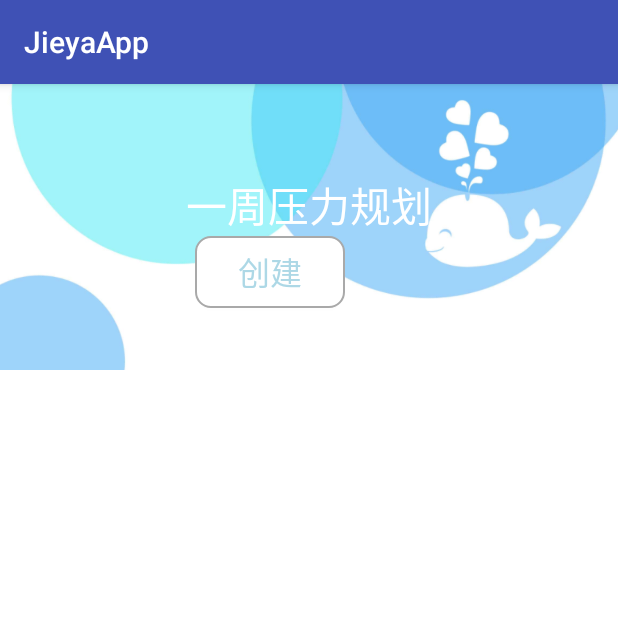
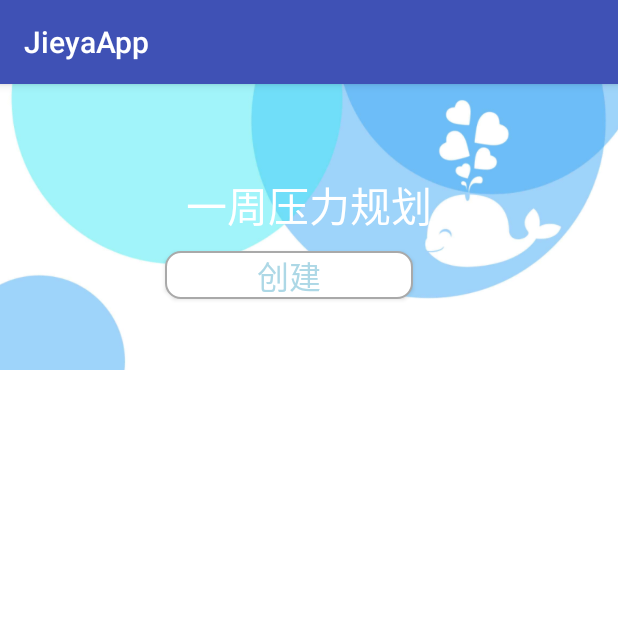
Before and after one commit to uchiyamakoki/Biyesheji, an Android app: the fragment DealFragment shown on its own in the app's theme, on a phone screen of 412 x 824 dp, the top half of it. Run offline under Robolectric (Android 15) with nearby library versions, the phone set to English and light mode, and no system bars.

Commit message:
一周的计划

```diff
--- a/app/src/main/AndroidManifest.xml
+++ b/app/src/main/AndroidManifest.xml
@@ -9,7 +9,7 @@
         android:supportsRtl="true"
         android:theme="@style/AppTheme">
         <activity
-            android:name=".Welcome"
+            android:name=".view.activity.Welcome"
             android:label="@string/app_name"
             android:theme="@android:style/Theme.NoTitleBar.Fullscreen">
             <intent-filter>
@@ -18,9 +18,11 @@
                 <category android:name="android.intent.category.LAUNCHER" />
             </intent-filter>
         </activity>
-        <activity android:name=".MainActivity"
+        <activity android:name=".view.activity.MainActivity"
             android:configChanges="orientation|screenSize"
             >
+        </activity>
+        <activity android:name=".view.activity.CreateActivity">
         </activity>
     </application>
 
--- a/app/src/main/java/jieyaapp/sn/com/jieyaapp/view/fragment/DealFragment.java
+++ b/app/src/main/java/jieyaapp/sn/com/jieyaapp/view/fragment/DealFragment.java
@@ -1,6 +1,7 @@
 package jieyaapp.sn.com.jieyaapp.view.fragment;
 
 import android.app.Fragment;
+import android.content.Intent;
 import android.os.Bundle;
 import android.view.LayoutInflater;
 import android.view.View;
@@ -9,6 +10,8 @@ import android.widget.Button;
 import android.widget.TextView;
 
 import jieyaapp.sn.com.jieyaapp.R;
+import jieyaapp.sn.com.jieyaapp.view.activity.CreateActivity;
+import jieyaapp.sn.com.jieyaapp.view.activity.MainActivity;
 
 /**
  * Created by John on 2018/1/18.
@@ -18,6 +21,13 @@ public class DealFragment extends Fragment{
     public View onCreateView(LayoutInflater inflater, ViewGroup container, Bundle savedInstanceState){
         View view=inflater.inflate(R.layout.deal_fragment,container,false);
         dButton=(Button) view.findViewById(R.id.dealbutton1);
+        dButton.setOnClickListener(new View.OnClickListener() {
+            @Override
+            public void onClick(View v) {
+                Intent intent=new Intent(getActivity(), CreateActivity.class);
+                startActivity(intent);
+            }
+        });
         return view;
     }
 }
--- /dev/null
+++ b/app/src/main/res/layout/activity_create.xml
@@ -0,0 +1,6 @@
+<?xml version="1.0" encoding="utf-8"?>
+<LinearLayout xmlns:android="http://schemas.android.com/apk/res/android"
+    android:orientation="vertical" android:layout_width="match_parent"
+    android:layout_height="match_parent">
+
+</LinearLayout>
--- a/app/src/main/res/layout/deal_fragment.xml
+++ b/app/src/main/res/layout/deal_fragment.xml
@@ -23,14 +23,15 @@
             android:layout_marginTop="60sp"/>
         <Button
             android:id="@+id/dealbutton1"
-            android:layout_width="100dip"
-            android:layout_height="wrap_content"
+            android:layout_width="165dip"
+            android:layout_height="32dip"
             android:background="@drawable/btn_bg_white"
             android:gravity="center"
             android:text="创建"
             android:layout_below="@+id/textd1"
             android:textColor="@color/lightblue"
-            android:layout_marginLeft="130sp"
+            android:layout_marginTop="10sp"
+            android:layout_marginLeft="110sp"
             android:textSize="21sp"/>
 
 
```
Also changed, not shown: app/src/main/java/jieyaapp/sn/com/jieyaapp/view/activity/CreateActivity.java (added, +19 -0 lines).
